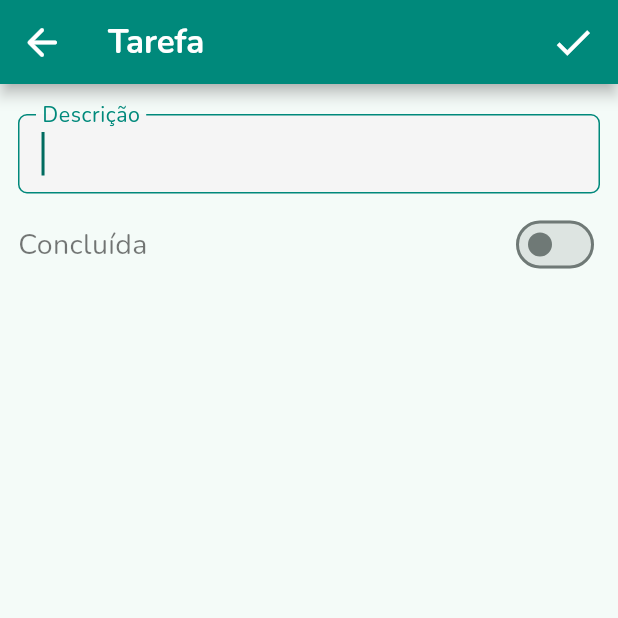
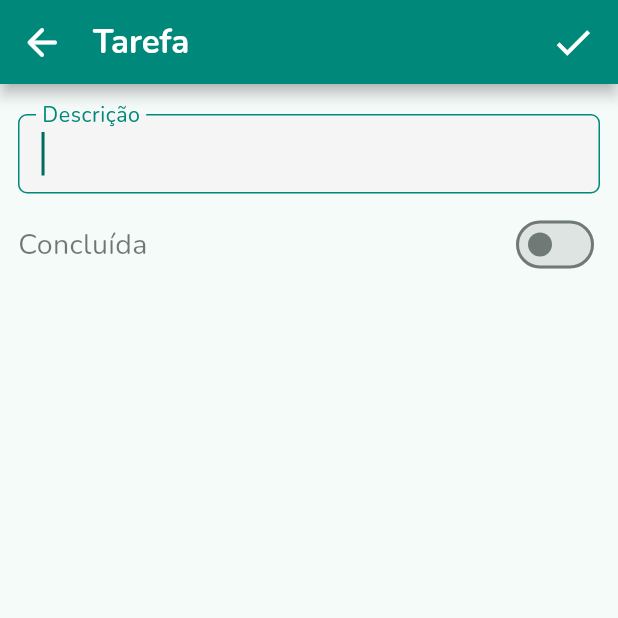
Before and after one commit to gheysiell/todo_app, a Flutter app: the screen it shows after launch, after a tap on the "add" icon, on a phone screen of 412 x 824 dp, the top half of it. Run offline on Flutter 3.47's test engine with Material 3 defaults, Android fonts, the phone set to English and light mode, and no system bars; our stand-ins replace form_validator, loading_indicator, lottie, sqflite, vibration; accounts and stored records are empty.

Commit message:
update icons

```diff
--- a/lib/features/todos/todos_view.dart
+++ b/lib/features/todos/todos_view.dart
@@ -54,12 +54,8 @@ class TodoViewState extends State<TodoView> {
         Scaffold(
           appBar: AppBarComponent(
             title: 'Lista de tarefas',
-            leading: Container(
-              margin: const EdgeInsets.only(left: 12),
-              child: Image.asset(
-                './assets/images/app_icon.png',
-                fit: BoxFit.contain,
-              ),
+            leading: Image.asset(
+              './assets/images/icon.png',
             ),
           ),
           body: RefreshIndicator(
--- a/lib/shared/widgets/app_bar.dart
+++ b/lib/shared/widgets/app_bar.dart
@@ -24,6 +24,7 @@ class AppBarComponent extends StatelessWidget implements PreferredSizeWidget {
       shadowColor: Palette.grey400,
       backgroundColor: Palette.primary,
       surfaceTintColor: Palette.primary,
+      titleSpacing: 6,
       title: Text(
         title,
         style: const TextStyle(
```
Also changed, not shown: pubspec.yaml (+16 -10 lines), assets/images/app_icon.png (deleted), assets/images/app_icon_secondary.png (deleted), assets/images/icon.png (added), assets/images/icon_splash.png (added), 69 other files.
